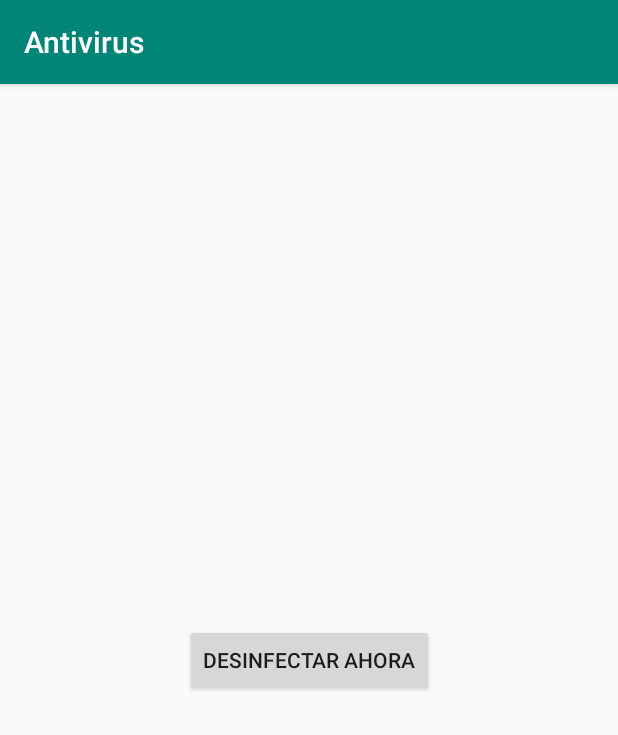
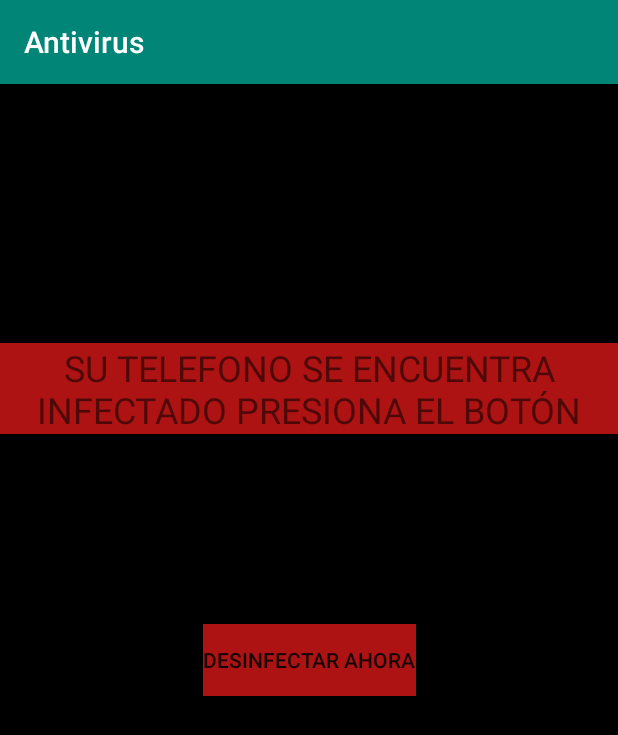
Before and after one commit to anggonzales/U1AngelGonzalesEjercicio2Tema4, an Android app: the Actividad3 screen opened directly, with no data from a screen before it, on a phone screen of 412 x 824 dp. Shown: the top 735 px of the screen. Run offline under Robolectric (Android 15) with nearby library versions, the phone set to English and light mode, and no system bars.

Commit message:
Agregando Vibración

```diff
--- a/app/src/main/AndroidManifest.xml
+++ b/app/src/main/AndroidManifest.xml
@@ -3,6 +3,7 @@
     package="com.example.u1angelgonzalesejercicio2tema4">
 
     <uses-permission android:name="android.permission.FOREGROUND_SERVICE" />
+    <uses-permission android:name="android.permission.VIBRATE" />
 
     <application
         android:allowBackup="true"
--- a/app/src/main/java/com/example/u1angelgonzalesejercicio2tema4/Actividad3.java
+++ b/app/src/main/java/com/example/u1angelgonzalesejercicio2tema4/Actividad3.java
@@ -2,6 +2,8 @@ package com.example.u1angelgonzalesejercicio2tema4;
 
 import androidx.appcompat.app.AppCompatActivity;
 import androidx.core.content.ContextCompat;
+import androidx.core.view.GravityCompat;
+import androidx.drawerlayout.widget.DrawerLayout;
 
 import android.app.NotificationManager;
 import android.content.Context;
@@ -12,6 +14,7 @@ import android.net.Uri;
 import android.os.Build;
 import android.os.Bundle;
 import android.os.Handler;
+import android.os.Vibrator;
 import android.view.View;
 import android.view.WindowManager;
 
@@ -23,8 +26,14 @@ public class Actividad3 extends AppCompatActivity {
     public void onCreate(Bundle savedInstanceState) {
         super.onCreate(savedInstanceState);
         setContentView(R.layout.activity_actividad3);
-        mp = MediaPlayer.create(Actividad3.this, R.raw.musica);
+
+        Vibrator mVibrator = (Vibrator) this.getSystemService(Context.VIBRATOR_SERVICE);
+        mVibrator.vibrate(5000);
+
+        mp = MediaPlayer.create(Actividad3.this, R.raw.alerta);
         mp.start();
+
+
     }
 
     public void buscarAntivirus(View view) {
@@ -38,4 +47,11 @@ public class Actividad3 extends AppCompatActivity {
         mp.stop();
         super.onStop();
     }
+
+    @Override
+    protected void onDestroy() {
+        super.onDestroy();
+
+
+    }
 }
--- a/app/src/main/java/com/example/u1angelgonzalesejercicio2tema4/Servicio.java
+++ b/app/src/main/java/com/example/u1angelgonzalesejercicio2tema4/Servicio.java
@@ -45,7 +45,7 @@ public class Servicio extends AppCompatActivity {
                     ServicioAntivirus.class));
             finish();*/
             /*startService(new Intent(Servicio.this,
-                    ReceptorSMS.class));*/
+                    ServicioAntivirus.class));*/
         }
     }
 
--- a/app/src/main/res/layout/activity_actividad3.xml
+++ b/app/src/main/res/layout/activity_actividad3.xml
@@ -3,18 +3,35 @@
     xmlns:app="http://schemas.android.com/apk/res-auto"
     xmlns:tools="http://schemas.android.com/tools"
     android:layout_width="match_parent"
+    android:id="@+id/virus"
     android:layout_height="match_parent"
+    android:background="#000000"
     tools:context=".Actividad3">
 
     <Button
         android:id="@+id/btnbuscar"
         android:layout_width="wrap_content"
         android:layout_height="wrap_content"
+        android:onClick="buscarAntivirus"
+        android:background="#AD1313"
         android:text="DESINFECTAR AHORA"
         app:layout_constraintBottom_toBottomOf="parent"
         app:layout_constraintEnd_toEndOf="parent"
         app:layout_constraintHorizontal_bias="0.5"
         app:layout_constraintStart_toStartOf="parent"
+        app:layout_constraintTop_toTopOf="parent" />
+
+    <TextView
+        android:id="@+id/textView"
+        android:layout_width="wrap_content"
+        android:layout_height="wrap_content"
+        android:text="SU TELEFONO SE ENCUENTRA INFECTADO PRESIONA EL BOTÓN"
+        android:textSize="24sp"
+        android:gravity="center"
+        android:background="#AD1313"
+        app:layout_constraintBottom_toBottomOf="parent"
+        app:layout_constraintEnd_toEndOf="parent"
+        app:layout_constraintStart_toStartOf="parent"
         app:layout_constraintTop_toTopOf="parent"
-        android:onClick="buscarAntivirus"/>
+        app:layout_constraintVertical_bias="0.244" />
 </androidx.constraintlayout.widget.ConstraintLayout>
```
Also changed, not shown: app/src/main/java/com/example/u1angelgonzalesejercicio2tema4/Foreground.java (+10 -3 lines), app/src/main/java/com/example/u1angelgonzalesejercicio2tema4/ForegroundService.java (+11 -5 lines), app/src/main/java/com/example/u1angelgonzalesejercicio2tema4/ServicioAntivirus.java (+9 -12 lines).
